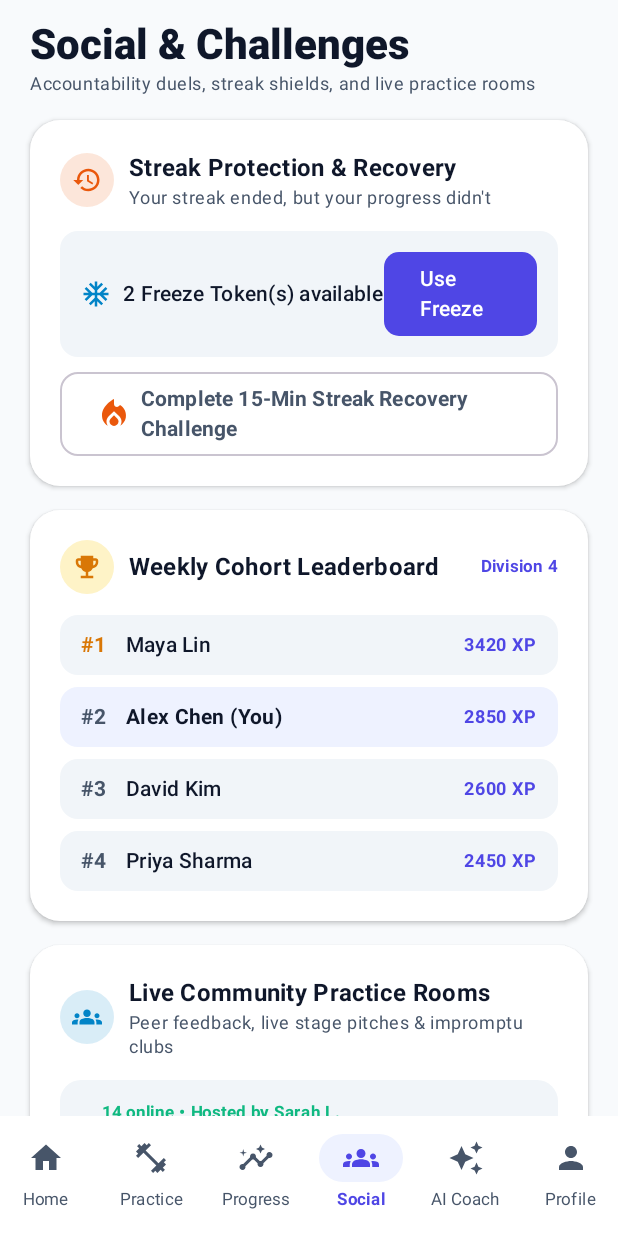
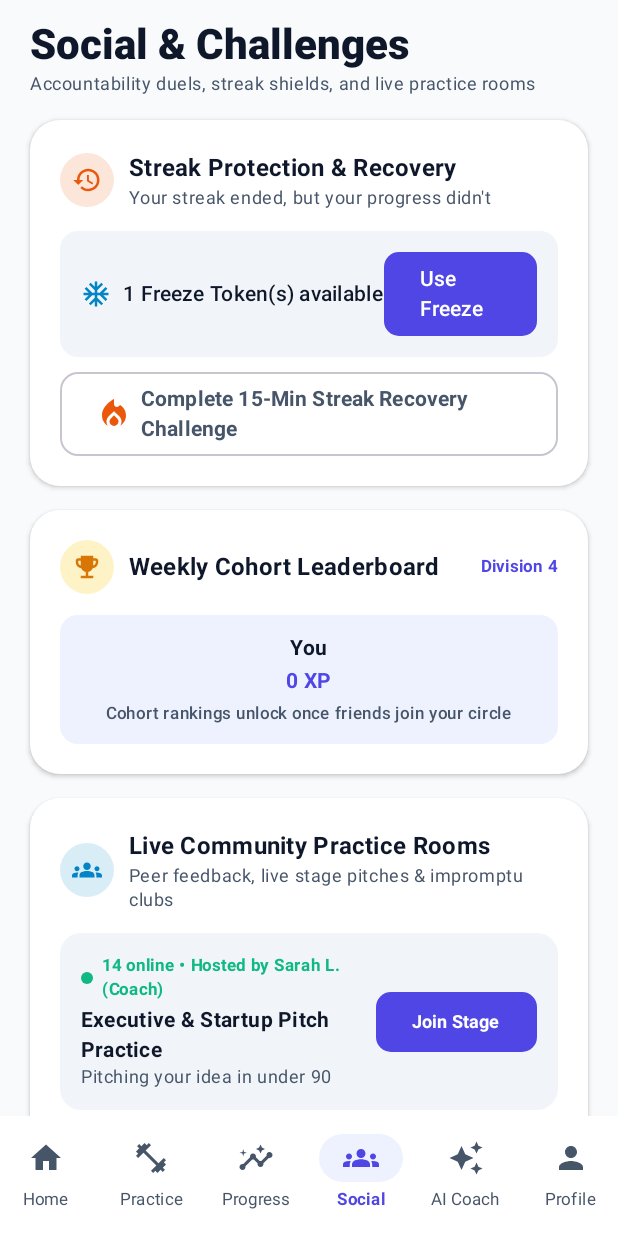
Before and after one commit to rakshana-123/speakora, an Android app built with Jetpack Compose: the screen it shows after launch (MainActivity), item 4 of the bottom bar chosen, on a phone screen of 412 x 824 dp. Run offline under Robolectric (Android 15) with nearby library versions, the light colour scheme and no system bars; our stand-ins replace Room's generated code.

Commit message:
Remove mock data, optimize app, add CI/CD pipeline
- Android: zero-state profile (no fake 'Alex Chen', streak 18, 2850 XP),
  locked achievements with real progress, vocabulary mastery starts at 0,
  honest streak recovery, real-XP leaderboard card
- Web: clean zero state + friendly empty states
- PWA: manifest, icon, service worker (offline shell, APK never cached)
- CI/CD: GitHub Actions builds APK on PR/push; on main it refreshes
  web/speakora.apk and Render auto-deploys the live site

```diff
--- a/app/src/main/java/com/example/data/local/SeedData.kt
+++ b/app/src/main/java/com/example/data/local/SeedData.kt
@@ -251,7 +251,7 @@
             synonyms = listOf("eloquent", "fluent", "lucid", "coherent"),
             category = "Communication",
             difficulty = "Intermediate",
-            masteryLevel = 3
+            masteryLevel = 0
         ),
         VocabularyWord(
             id = "v_2",
@@ -263,7 +263,7 @@
             synonyms = listOf("practical", "realistic", "sensible", "down-to-earth"),
             category = "Business",
             difficulty = "Intermediate",
-            masteryLevel = 2
+            masteryLevel = 0
         ),
         VocabularyWord(
             id = "v_3",
@@ -275,7 +275,7 @@
             synonyms = listOf("appeasing", "pacifying", "diplomatic", "peacemaking"),
             category = "Conflict Resolution",
             difficulty = "Advanced",
-            masteryLevel = 1
+            masteryLevel = 0
         ),
         VocabularyWord(
             id = "v_4",
@@ -287,7 +287,7 @@
             synonyms = listOf("validate", "corroborate", "authenticate", "verify"),
             category = "Professional",
             difficulty = "Advanced",
-            masteryLevel = 2
+            masteryLevel = 0
         ),
         VocabularyWord(
             id = "v_5",
@@ -299,7 +299,7 @@
             synonyms = listOf("tenacious", "adaptable", "buoyant", "robust"),
             category = "Leadership",
             difficulty = "Intermediate",
-            masteryLevel = 4
+            masteryLevel = 0
         ),
         VocabularyWord(
             id = "v_6",
@@ -311,7 +311,7 @@
             synonyms = listOf("aware", "conscious", "mindful", "informed"),
             category = "Executive",
             difficulty = "Intermediate",
-            masteryLevel = 1
+            masteryLevel = 0
         )
     )
 
@@ -321,9 +321,9 @@
             title = "First Step",
             description = "Completed your first daily communication practice session.",
             icon = "Flag",
-            isUnlocked = true,
-            unlockedAt = "2026-09-01",
-            currentProgress = 1,
+            isUnlocked = false,
+            unlockedAt = null,
+            currentProgress = 0,
             targetProgress = 1,
             xpReward = 50
         ),
@@ -332,9 +332,9 @@
             title = "Consistency Habit",
             description = "Reached a 7-day practice streak.",
             icon = "LocalFireDepartment",
-            isUnlocked = true,
-            unlockedAt = "2026-09-07",
-            currentProgress = 7,
+            isUnlocked = false,
+            unlockedAt = null,
+            currentProgress = 0,
             targetProgress = 7,
             xpReward = 150
         ),
@@ -344,7 +344,8 @@
             description = "Maintain a 30-day streak without missing a day.",
             icon = "Whatshot",
             isUnlocked = false,
-            currentProgress = 18,
+            unlockedAt = null,
+            currentProgress = 0,
             targetProgress = 30,
             xpReward = 500
         ),
@@ -354,7 +355,8 @@
             description = "Master 20 active professional communication words.",
             icon = "School",
             isUnlocked = false,
-            currentProgress = 12,
+            unlockedAt = null,
+            currentProgress = 0,
             targetProgress = 20,
             xpReward = 250
         ),
@@ -363,9 +365,9 @@
             title = "Filler Word Slayer",
             description = "Deliver 5 speaking recordings with under 1 filler word per minute.",
             icon = "Mic",
-            isUnlocked = true,
-            unlockedAt = "2026-09-11",
-            currentProgress = 5,
+            isUnlocked = false,
+            unlockedAt = null,
+            currentProgress = 0,
             targetProgress = 5,
             xpReward = 200
         ),
@@ -375,7 +377,8 @@
             description = "Successfully complete 5 complex roleplay scenarios.",
             icon = "Psychology",
             isUnlocked = false,
-            currentProgress = 3,
+            unlockedAt = null,
+            currentProgress = 0,
             targetProgress = 5,
             xpReward = 300
         )
--- a/app/src/main/java/com/example/data/model/UserProfile.kt
+++ b/app/src/main/java/com/example/data/model/UserProfile.kt
@@ -6,36 +6,36 @@
 @Entity(tableName = "user_profiles")
 data class UserProfile(
     @PrimaryKey val id: Int = 1,
-    val name: String = "Alex Chen",
-    val email: String = "alex.chen@example.com",
+    val name: String = "",
+    val email: String = "",
     val nativeLanguage: String = "English",
     val learningLanguage: String = "Professional English",
-    val communicationLevel: String = "Intermediate",
+    val communicationLevel: String = "Beginner",
     val mainGoal: String = "Career & Leadership",
     val dailyMinutes: Int = 10,
     val preferredTime: String = "Morning (8:30 AM)",
     val topics: String = "Business, Technology, Public Speaking, Leadership",
-    val currentStreak: Int = 18,
-    val longestStreak: Int = 27,
-    val freezeTokens: Int = 2,
-    val xp: Int = 2850,
-    val level: Int = 8,
-    val levelTitle: String = "Articulate Communicator",
-    val speakingScore: Int = 78,
-    val listeningScore: Int = 84,
-    val readingScore: Int = 88,
-    val writingScore: Int = 81,
-    val vocabularyScore: Int = 75,
-    val grammarScore: Int = 82,
-    val pronunciationScore: Int = 76,
-    val confidenceScore: Int = 79,
-    val avgWpm: Int = 135,
-    val avgFillerWordsPerMin: Float = 2.4f,
-    val isOnboarded: Boolean = true,
+    val currentStreak: Int = 0,
+    val longestStreak: Int = 0,
+    val freezeTokens: Int = 1,
+    val xp: Int = 0,
+    val level: Int = 1,
+    val levelTitle: String = "Apprentice Communicator",
+    val speakingScore: Int = 0,
+    val listeningScore: Int = 0,
+    val readingScore: Int = 0,
+    val writingScore: Int = 0,
+    val vocabularyScore: Int = 0,
+    val grammarScore: Int = 0,
+    val pronunciationScore: Int = 0,
+    val confidenceScore: Int = 0,
+    val avgWpm: Int = 0,
+    val avgFillerWordsPerMin: Float = 0f,
+    val isOnboarded: Boolean = false,
     val isOfflineMode: Boolean = false,
-    val lastActiveDate: String = "2026-09-13",
+    val lastActiveDate: String = "",
     val streakFrozenToday: Boolean = false,
-    val totalWorkoutsCompleted: Int = 42
+    val totalWorkoutsCompleted: Int = 0
 ) {
     val overallScore: Int
         get() = ((speakingScore + listeningScore + readingScore + writingScore +
--- a/app/src/main/java/com/example/data/repository/CoachRepository.kt
+++ b/app/src/main/java/com/example/data/repository/CoachRepository.kt
@@ -196,7 +196,8 @@
         val profile = dao.getUserProfileOnce() ?: return@withContext false
         val todayStr = SimpleDateFormat("yyyy-MM-dd", Locale.getDefault()).format(Date())
         val updated = profile.copy(
-            currentStreak = maxOf(profile.currentStreak, 18),
+            // A recovery restarts the streak from today instead of restoring a fabricated value.
+            currentStreak = if (profile.lastActiveDate == todayStr) profile.currentStreak else 1,
             lastActiveDate = todayStr,
             streakFrozenToday = false
         )
--- a/app/src/main/java/com/example/ui/screens/challenges/ChallengesScreen.kt
+++ b/app/src/main/java/com/example/ui/screens/challenges/ChallengesScreen.kt
@@ -209,50 +209,33 @@
 
                 Spacer(modifier = Modifier.height(14.dp))
 
-                val leaders = listOf(
-                    Triple("1", "Maya Lin", 3420),
-                    Triple("2", "Alex Chen (You)", userProfile.xp),
-                    Triple("3", "David Kim", 2600),
-                    Triple("4", "Priya Sharma", 2450)
-                )
-
-                Column(verticalArrangement = Arrangement.spacedBy(8.dp)) {
-                    leaders.forEach { (rank, name, xp) ->
-                        val isUser = name.contains("You")
-                        Row(
+                val weeklyXp = userProfile.xp
+                Column(
                     modifier = Modifier
                         .fillMaxWidth()
                         .clip(RoundedCornerShape(12.dp))
-                                .background(
-                                    if (isUser) MaterialTheme.colorScheme.primaryContainer
-                                    else MaterialTheme.colorScheme.surfaceVariant
+                        .background(MaterialTheme.colorScheme.primaryContainer)
+                        .padding(horizontal = 14.dp, vertical = 12.dp),
+                    horizontalAlignment = Alignment.CenterHorizontally
+                ) {
+                    Text(
+                        text = "You",
+                        style = MaterialTheme.typography.bodyMedium,
+                        fontWeight = FontWeight.Bold
                     )
-                                .padding(horizontal = 14.dp, vertical = 10.dp),
-                            horizontalArrangement = Arrangement.SpaceBetween,
-                            verticalAlignment = Alignment.CenterVertically
-                        ) {
-                            Row(verticalAlignment = Alignment.CenterVertically) {
+                    Spacer(modifier = Modifier.height(2.dp))
                     Text(
-                                    text = "#$rank",
+                        text = "$weeklyXp XP",
                         style = MaterialTheme.typography.bodyMedium,
-                                    fontWeight = FontWeight.Bold,
-                                    color = if (rank == "1") Color(0xFFD97706) else MaterialTheme.colorScheme.onSurfaceVariant
-                                )
-                                Spacer(modifier = Modifier.width(12.dp))
-                                Text(
-                                    text = name,
-                                    style = MaterialTheme.typography.bodyMedium,
-                                    fontWeight = if (isUser) FontWeight.Bold else FontWeight.Medium
-                                )
-                            }
-                            Text(
-                                text = "$xp XP",
-                                style = MaterialTheme.typography.labelMedium,
                         fontWeight = FontWeight.Bold,
                         color = PrimaryIndigo
                     )
-                        }
-                    }
+                    Spacer(modifier = Modifier.height(4.dp))
+                    Text(
+                        text = "Cohort rankings unlock once friends join your circle",
+                        style = MaterialTheme.typography.labelSmall,
+                        color = MaterialTheme.colorScheme.onSurfaceVariant
+                    )
                 }
             }
         }
--- a/app/src/main/java/com/example/ui/screens/home/HomeScreen.kt
+++ b/app/src/main/java/com/example/ui/screens/home/HomeScreen.kt
@@ -117,7 +117,7 @@
                     Spacer(modifier = Modifier.width(12.dp))
                     Column {
                         Text(
-                            text = "Good morning, ${userProfile.name.substringBefore(" ")}",
+                            text = "Good morning, ${userProfile.name.substringBefore(" ").ifBlank { "there" }}",
                             style = MaterialTheme.typography.titleMedium,
                             fontWeight = FontWeight.Bold,
                             color = MaterialTheme.colorScheme.onSurface
--- a/app/src/main/java/com/example/ui/viewmodel/CoachViewModel.kt
+++ b/app/src/main/java/com/example/ui/viewmodel/CoachViewModel.kt
@@ -135,7 +135,7 @@
             ChatMessage(
                 id = "msg_1",
                 senderName = "Aura (AI Coach)",
-                text = "Hello Alex! I'm Aura, your AI Communication Coach. I've prepared today's 10-minute executive session focusing on clarity and filler-word reduction. How can I help you sharpen your delivery today?",
+                text = "Welcome! I'm Aura, your AI Communication Coach. I've prepared today's 10-minute executive session focusing on clarity and filler-word reduction. How can I help you sharpen your delivery today?",
                 isFromUser = false,
                 suggestions = listOf(
                     "Give me today's speaking practice",
```
Also changed, not shown: app/src/main/java/com/example/ui/screens/profile/ProfileScreen.kt (+5 -3 lines), 11 other files. Lines whose indentation alone changed are shown as unchanged.
